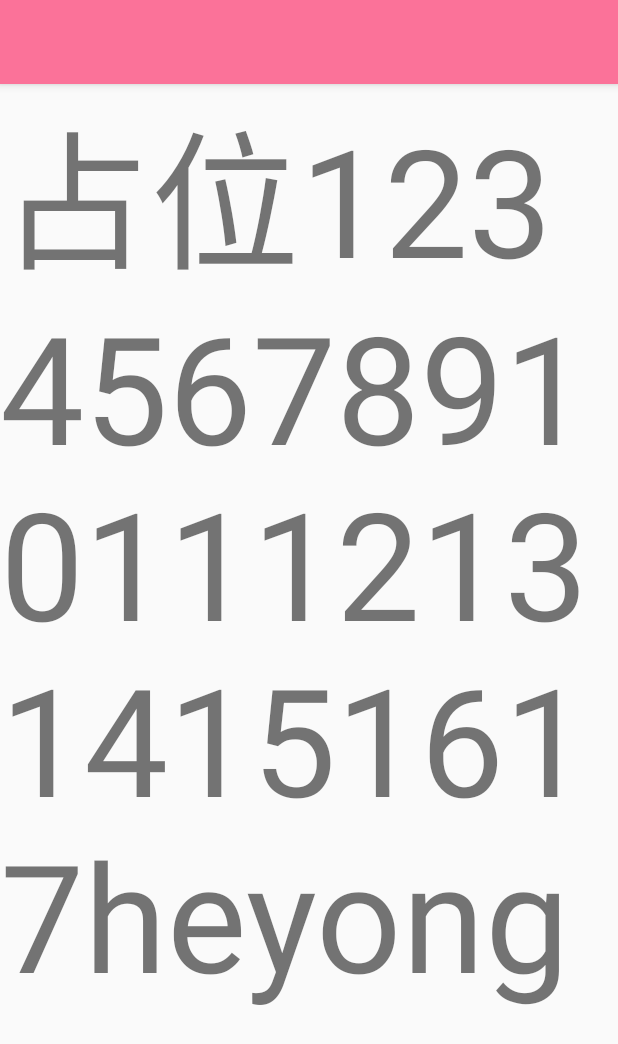
After one commit to Looking-glass-Insects/Looking-glass-Insects, an Android app: the layout activity_search.xml on its own in the app's theme, with its tools: preview values and no code run, on a phone screen of 412 x 824 dp. The commit adds this screen. Shown: the top 1044 px of the screen. Run offline under Robolectric (Android 15) with nearby library versions, the phone set to English and light mode, and no system bars.

Commit message:
2017.1.7

```diff
--- a/app/build.gradle
+++ b/app/build.gradle
@@ -56,6 +56,6 @@ dependencies {
     compile 'com.nineoldandroids:library:2.4.0'
     compile 'com.daimajia.easing:library:1.0.1@aar'
     compile 'com.daimajia.androidanimations:library:1.1.3@aar'
-
+    compile 'com.aitangba:swipeback:1.0.0'
 
 }
--- a/app/src/main/AndroidManifest.xml
+++ b/app/src/main/AndroidManifest.xml
@@ -8,6 +8,7 @@
     <uses-permission android:name="android.permission.READ_EXTERNAL_STORAGE" />
 
     <application
+        android:name=".EeyesWindow"
         android:allowBackup="true"
         android:icon="@mipmap/ic_launcher"
         android:label="@string/app_name"
@@ -24,7 +25,9 @@
         <receiver
             android:name=".Receiver.NetworkReceiver"
             android:enabled="true"
-            android:exported="true"></receiver>
+            android:exported="true" />
+
+        <activity android:name=".UI.Activity.SearchActivity"></activity>
     </application>
 
 </manifest>
--- a/app/src/main/java/com/example/heyong/eeyeswindow/EeyesWindow.java
+++ b/app/src/main/java/com/example/heyong/eeyeswindow/EeyesWindow.java
@@ -3,6 +3,7 @@ package com.example.heyong.eeyeswindow;
 import android.app.Application;
 import android.content.Context;
 
+import com.aitangba.swipeback.ActivityLifecycleHelper;
 import com.squareup.leakcanary.LeakCanary;
 import com.squareup.leakcanary.RefWatcher;
 
@@ -21,5 +22,7 @@ public class EeyesWindow extends Application {
     public void onCreate() {
         super.onCreate();
         //refWatcher = LeakCanary.install(this);
+        //右滑关闭支持
+        registerActivityLifecycleCallbacks(ActivityLifecycleHelper.build());
     }
 }
--- a/app/src/main/java/com/example/heyong/eeyeswindow/Presenter/HomePagePresenter.java
+++ b/app/src/main/java/com/example/heyong/eeyeswindow/Presenter/HomePagePresenter.java
@@ -87,7 +87,4 @@ public class HomePagePresenter {
     }
 
 
-
-
-
 }
--- /dev/null
+++ b/app/src/main/res/layout/activity_search.xml
@@ -0,0 +1,36 @@
+<?xml version="1.0" encoding="utf-8"?>
+<android.support.design.widget.CoordinatorLayout xmlns:android="http://schemas.android.com/apk/res/android"
+    xmlns:tools="http://schemas.android.com/tools"
+    xmlns:app="http://schemas.android.com/apk/res-auto"
+    android:id="@+id/activity_search"
+    android:layout_width="match_parent"
+    android:layout_height="match_parent"
+
+    tools:context="com.example.heyong.eeyeswindow.UI.Activity.SearchActivity">
+
+    <android.support.design.widget.AppBarLayout
+        android:id="@+id/app_bar"
+        android:layout_width="match_parent"
+        android:layout_height="wrap_content"
+        android:theme="@style/ThemeOverlay.AppCompat.Dark.ActionBar">
+        <android.support.v7.widget.Toolbar
+            android:id="@+id/toolbar"
+            android:layout_width="match_parent"
+            android:layout_height="?attr/actionBarSize"
+            app:popupTheme="@style/ThemeOverlay.AppCompat.Light"
+            app:layout_scrollFlags="scroll"
+            android:background="?android:attr/selectableItemBackground"/>
+    </android.support.design.widget.AppBarLayout>
+
+
+    <android.support.v4.widget.NestedScrollView
+        app:layout_behavior="@string/appbar_scrolling_view_behavior"
+        android:layout_width="match_parent"
+        android:layout_height="match_parent">
+        <TextView
+            android:layout_width="wrap_content"
+            android:layout_height="wrap_content"
+            android:textSize="100dp"
+            android:text="占位1234567891011121314151617heyong"/>
+    </android.support.v4.widget.NestedScrollView>
+</android.support.design.widget.CoordinatorLayout>
```
Also changed, not shown: app/src/main/java/com/example/heyong/eeyeswindow/UI/Activity/MainActivity.java (+8 -4 lines), app/src/main/java/com/example/heyong/eeyeswindow/UI/Activity/SearchActivity.java (added, +42 -0 lines), app/src/main/java/com/example/heyong/eeyeswindow/UI/CustomView/SearchPopupWindow.java (+22 -1 lines), app/src/main/res/drawable/ic_arrow_back_white_24dp.xml (added, +9 -0 lines).
